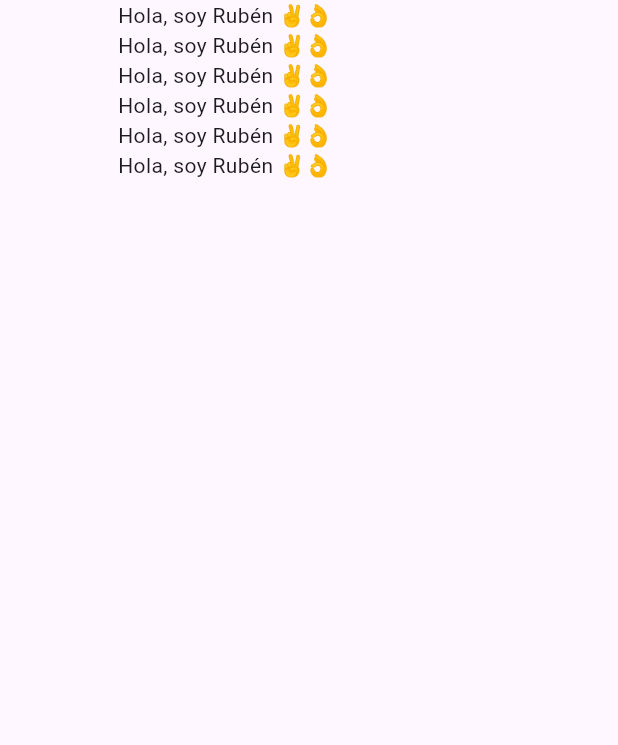
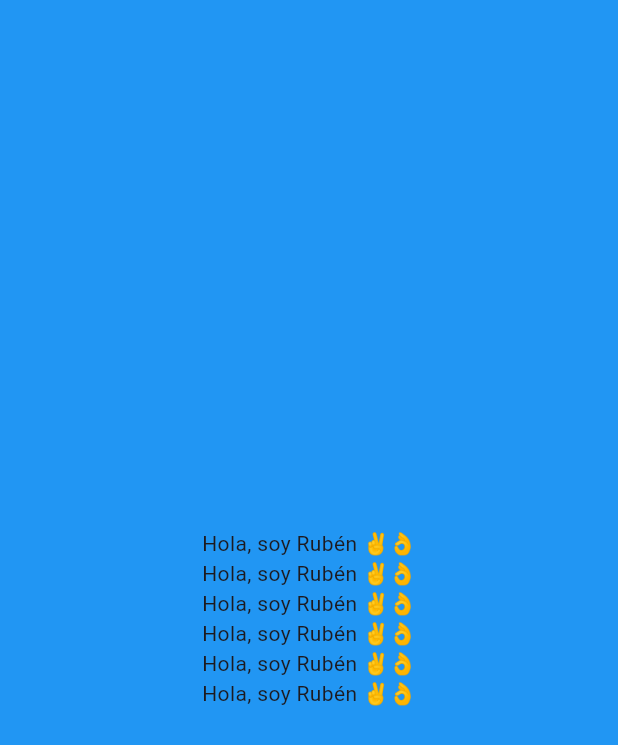
Before and after one commit to TaZZiTo/curso_dart_flutter, a Flutter app: the ColumnExample widget shown alone on an empty page, opened directly, on a phone screen of 412 x 824 dp. Shown: the top 745 px of the screen. Run offline on Flutter 3.47's test engine with Material 3 defaults, Android fonts, the phone set to English and light mode, and no system bars.

```diff
--- a/lib/layouts/column.dart
+++ b/lib/layouts/column.dart
@@ -6,10 +6,13 @@ class ColumnExample extends StatelessWidget {
   @override
   Widget build(BuildContext context) {
     return Container(
-      width: 300,
+      color: Colors.blue,
+      //height: 200,
+      width: double.infinity,
       child: Column(
         mainAxisAlignment: MainAxisAlignment.center,
-      mainAxisSize: MainAxisSize.min,
+        mainAxisSize: MainAxisSize.max,
+        crossAxisAlignment: CrossAxisAlignment.center,
         children: [
           Text('Hola, soy Rubén ✌️👌'),
           Text('Hola, soy Rubén ✌️👌'),
@@ -20,6 +23,5 @@ class ColumnExample extends StatelessWidget {
         ],
       ),
     );
-
   }
 }
--- a/lib/main.dart
+++ b/lib/main.dart
@@ -1,5 +1,6 @@
 import 'package:flutter/material.dart';
 import 'package:flutter_basics/layouts/column.dart';
+import 'package:flutter_basics/layouts/row.dart';
 
 void main() {
   runApp(const MainApp());
@@ -12,7 +13,7 @@ class MainApp extends StatelessWidget {
   Widget build(BuildContext context) {
     return const MaterialApp(
       home: Scaffold(
-        body: ColumnExample(),
+        body: RowExample(),
       ),
     );
   }
```
Also changed, not shown: lib/layouts/row.dart (added, +26 -0 lines), pubspec.lock. Lines whose indentation alone changed are shown as unchanged.
